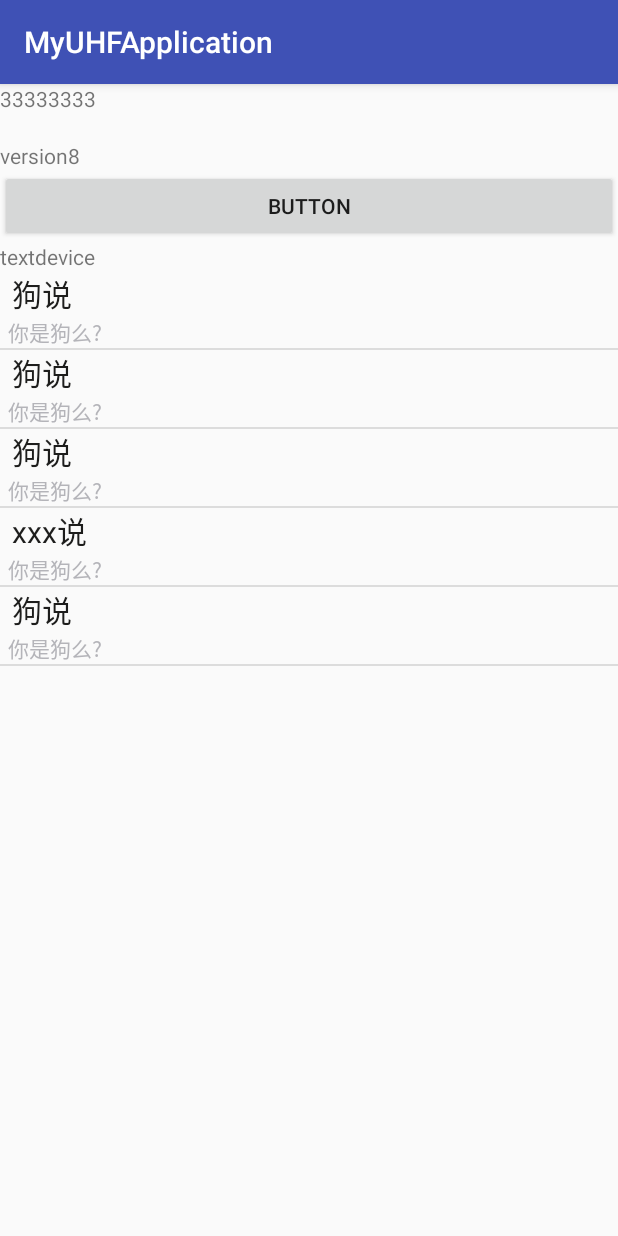
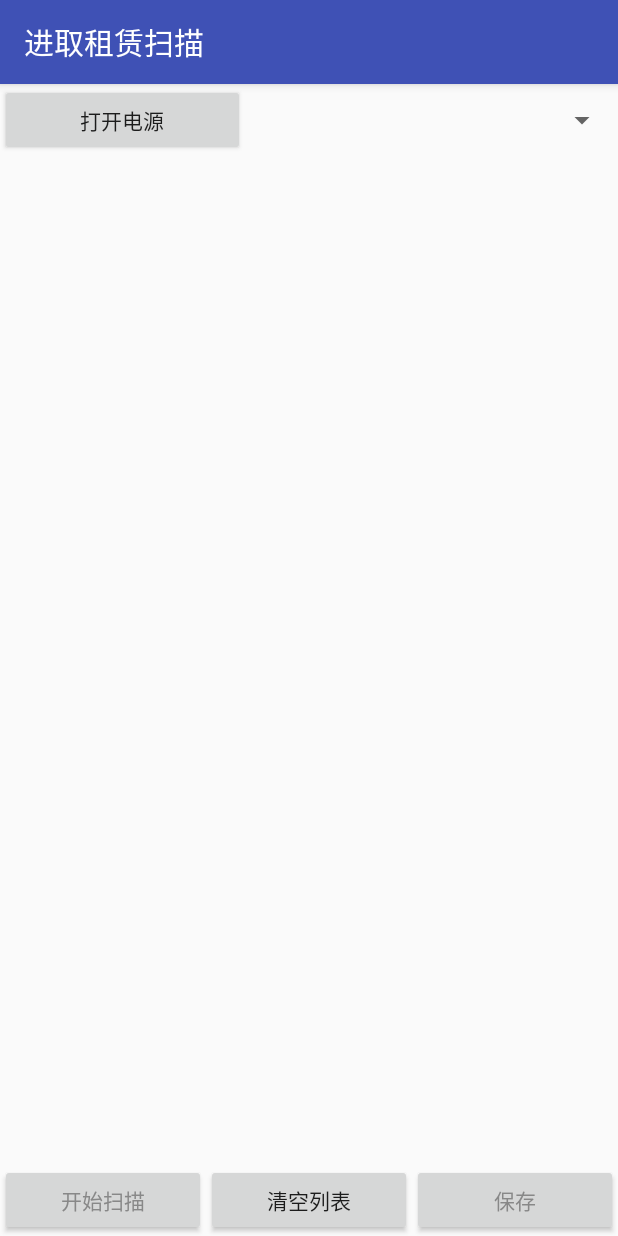
Before and after one commit to kyojujor/testandroidscan, an Android app: the screen it shows after launch (MainActivity), on a phone screen of 412 x 824 dp. Run offline under Robolectric (Android 15) with nearby library versions, the phone set to English and light mode, and no system bars; 4 statements that could not run were skipped.

Commit message:
初版可扫描版本

```diff
--- a/app/src/main/AndroidManifest.xml
+++ b/app/src/main/AndroidManifest.xml
@@ -9,7 +9,7 @@
         android:roundIcon="@mipmap/ic_launcher_round"
         android:supportsRtl="true"
         android:theme="@style/AppTheme">
-        <activity android:name=".MainActivity">
+        <activity android:name="com.jinqu.kyojujor.myuhfapplication.MainActivity">
             <intent-filter>
                 <action android:name="android.intent.action.MAIN" />
 
--- /dev/null
+++ b/app/src/main/java/com/jinqu/Helper/CommonHelper.java
@@ -0,0 +1,16 @@
+package com.jinqu.Helper;
+
+import android.graphics.Color;
+import android.widget.Button;
+
+public class CommonHelper {
+    //设置按钮是否可用
+    public static void setButtonClickable(Button button, boolean flag){
+        button.setClickable(flag);
+        if(flag){
+            button.setTextColor(Color.BLACK);
+        }else{
+            button.setTextColor(Color.GRAY);
+        }
+    }
+}
--- a/app/src/main/java/com/xxx/kyojujor/myuhfapplication/LabelAdapter.java
+++ b/app/src/main/java/com/jinqu/kyojujor/myuhfapplication/LabelAdapter.java
@@ -1,4 +1,4 @@
-package com.xxx.kyojujor.myuhfapplication;
+package com.jinqu.kyojujor.myuhfapplication;
 
 import android.content.Context;
 import android.view.LayoutInflater;
@@ -7,14 +7,17 @@ import android.view.ViewGroup;
 import android.widget.BaseAdapter;
 import android.widget.TextView;
 
+import com.jinqu.model.EPCmodel;
+import com.xxx.kyojujor.myuhfapplication.R;
+
 import java.util.List;
 
 public class LabelAdapter extends BaseAdapter {
 
-    private List<LabelModel> mData;
+    private List<EPCmodel> mData;
     private Context mContext;
 
-    public LabelAdapter(List<LabelModel> mData, Context mContext)
+    public LabelAdapter(List<EPCmodel> mData, Context mContext)
     {
         this.mData = mData;
         this.mContext = mContext;
@@ -45,8 +48,8 @@ public class LabelAdapter extends BaseAdapter {
         TextView txt_epcname = (TextView) convertView.findViewById(R.id.epcname);
         TextView txt_count = (TextView) convertView.findViewById(R.id.count);
 
-        txt_epcname.setText(mData.get(position).getEpcName());
-        txt_count.setText(mData.get(position).getCount());
+        txt_epcname.setText(mData.get(position).getEpc());
+        txt_count.setText(mData.get(position).getCount()+"");
         return convertView;
     }
 }
--- a/app/src/main/java/com/xxx/kyojujor/myuhfapplication/LabelModel.java
+++ b/app/src/main/java/com/jinqu/kyojujor/myuhfapplication/LabelModel.java
@@ -1,4 +1,4 @@
-package com.xxx.kyojujor.myuhfapplication;
+package com.jinqu.kyojujor.myuhfapplication;
 
 public class LabelModel {
     private String EpcName;
--- /dev/null
+++ b/app/src/main/java/com/jinqu/kyojujor/myuhfapplication/MainActivity.java
@@ -0,0 +1,247 @@
+package com.jinqu.kyojujor.myuhfapplication;
+
+import android.content.Context;
+import android.content.SharedPreferences;
+import android.support.v7.app.AppCompatActivity;
+import android.os.Bundle;
+import android.util.Log;
+import android.view.View;
+import android.widget.Button;
+import android.widget.ListView;
+import android.widget.Spinner;
+import android.widget.Toast;
+
+import com.jinqu.Helper.CommonHelper;
+import com.jinqu.model.EPCmodel;
+import com.magicrf.uhfreaderlib.reader.Tools;
+import com.magicrf.uhfreaderlib.reader.UhfReader;
+import com.xxx.kyojujor.myuhfapplication.R;
+import com.jinqu.uhfreader.UhfReaderDevice;
+
+import java.io.File;
+import java.io.FileWriter;
+import java.io.IOException;
+import java.util.ArrayList;
+import java.util.List;
+
+public class MainActivity extends AppCompatActivity {
+
+    private List<EPCmodel> mData = null;
+    private Context mContext;
+    private LabelAdapter mAdapter = null;
+    private boolean runflag = true;
+    private boolean startflag = false;
+
+
+    private Button c_btn_power;
+    private Button c_btn_startScan;
+    private Button c_btn_clear;
+    private Button c_btn_save;
+    private ListView c_epc_list;
+    private Spinner c_spi_batch;
+
+    private UhfReader reader; //超高频读写器
+    private UhfReaderDevice readerDevice; // 读写器设备，抓哟操作读写器电源
+
+    @Override
+    protected void onCreate(Bundle savedInstanceState) {
+        super.onCreate(savedInstanceState);
+        setContentView(R.layout.activity_main);
+        initView();
+        initReader();
+
+        Log.d("debugOnCreate", "all init");
+        Thread thread = new InventoryThread();
+        thread.start();
+
+//        for (int i = 0; i < 60; i++) {
+//            if (i % 2 == 0)
+//                AddtoEpclist("abcd" + i);
+//            else
+//                AddtoEpclist("zxc");
+//        }
+
+    }
+
+    /**
+     * 初始化所有控件
+     */
+    private void initView() {
+        onclickClass cl = new onclickClass();
+
+        c_btn_clear = findViewById(R.id.btn_clear);
+        c_btn_power = findViewById(R.id.btn_power);
+        c_btn_power.setOnClickListener(cl);
+        c_btn_save = findViewById(R.id.btn_save);
+        c_btn_startScan = findViewById(R.id.btn_startScan);
+        c_btn_startScan.setOnClickListener(cl);
+
+        c_spi_batch = findViewById(R.id.spin_batch);
+        c_epc_list = findViewById(R.id.epc_list);
+
+        mContext = MainActivity.this;
+        mData = new ArrayList<>();
+    }
+
+    //初始化读写器及读写器电源
+    private void initReader() {
+        SharedPreferences sharedPortPath = getSharedPreferences("portPath", 0);
+        String serialPortPath = sharedPortPath.getString("portPath", "/dev/ttyS2");
+        UhfReader.setPortPath(serialPortPath);
+        reader = UhfReader.getInstance();
+        //获取读写器设备示例，若返回null，则设备电源打开失败
+        readerDevice = UhfReaderDevice.getInstance();
+
+        if (reader == null || readerDevice == null) {
+            Log.e("READER", "读写器及电源至少一个无法打开");
+            CommonHelper.setButtonClickable(c_btn_startScan, false);
+            CommonHelper.setButtonClickable(c_btn_save, false);
+            return;
+        }
+
+        try {
+            Thread.sleep(100);
+        } catch (InterruptedException e) {
+            // TODO Auto-generated catch block
+            e.printStackTrace();
+        }
+        //获取用户设置功率,并设置
+        SharedPreferences shared = getSharedPreferences("power", 0);
+        int value = shared.getInt("value", 26);
+        Log.d("", "value" + value);
+        reader.setOutputPower(value);
+    }
+
+
+    /**
+     * 盘存线程
+     */
+    class InventoryThread extends Thread {
+
+        private List<byte[]> epcList;
+
+        @Override
+        public void run() {
+            super.run();
+
+            while (runflag)
+                if (startflag) {
+                    {
+                        Log.v("xxx", "aaabvbb");
+                        epcList = reader.inventoryRealTime(); //实时盘存
+                        if (epcList != null && !epcList.isEmpty()) {
+                            Log.v("zzz", "epclist.size=" + epcList.size());
+                            for (byte[] epc : epcList) {
+                                if (epc != null) {
+                                    String epcStr = Tools.Bytes2HexString(epc, epc.length);
+                                    AddtoEpclist(epcStr);
+                                }
+                            }
+                        }
+                        epcList = null;
+                        try {
+                            Thread.sleep(40);
+                        } catch (InterruptedException e) {
+                            // TODO Auto-generated catch block
+                            e.printStackTrace();
+                        }
+                    }
+                }
+        }
+
+    }
+
+    @Override
+    protected void onDestroy() {
+//        if (screenReceiver != null) {
+//            unregisterReceiver(screenReceiver);
+//        }
+        runflag = false;
+        if (reader != null) {
+            reader.close();
+        }
+        if (readerDevice != null) {
+            readerDevice.powerOff();
+        }
+        super.onDestroy();
+    }
+
+    @Override
+    protected void onResume() {
+        super.onResume();
+
+    }
+
+    ///添加数据至EPCLIST
+    public void AddtoEpclist(final String epc_code) {
+        if (epc_code.isEmpty())
+            return;
+
+        if (mData == null)
+            mData = new ArrayList<>();
+
+        runOnUiThread(new Runnable() {
+            @Override
+            public void run() {
+                boolean flag = false;
+                for (EPCmodel epcitem : mData) {
+                    //之前存在epc
+                    if ( epc_code.equals(epcitem.getEpc())) {
+                        epcitem.setCount(epcitem.getCount() + 1);
+                        flag = true;
+                        break;
+                    }
+                }
+                if (!flag) {
+                    //list中不存在此epc
+                    mData.add(new EPCmodel(epc_code, 1));
+                }
+                mAdapter = new LabelAdapter(mData, mContext);
+                c_epc_list.setAdapter(mAdapter);
+            }
+        });
+
+
+    }
+
+    class onclickClass implements View.OnClickListener {
+        @Override
+        public void onClick(View v) {
+            switch (v.getId()) {
+                case R.id.btn_power:
+                    runflag = true;
+                    Toast toast = Toast.makeText(getApplicationContext(), "power open", Toast.LENGTH_SHORT);
+                    toast.show();
+                    break;
+                case R.id.btn_startScan:
+                    startflag = !startflag;
+                    String tostr = "";
+                    FileWriter localFileWriterOn = null;
+                    try {
+                        localFileWriterOn = new FileWriter(new File(
+                                "/proc/gpiocontrol/set_uhf"));
+                        if(startflag)
+                        {
+                            localFileWriterOn.write("1");
+                            c_btn_startScan.setText("关闭扫描");
+                            tostr = "scan open";
+                        }else
+                        {
+                            localFileWriterOn.write("0");
+                            c_btn_startScan.setText("开始扫描");
+                            tostr = "scan close";
+
+                        }
+                        localFileWriterOn.close();
+                    } catch (IOException e) {
+                        e.printStackTrace();
+                    }
+                    Toast t2 = Toast.makeText(getApplicationContext(), tostr, Toast.LENGTH_SHORT);
+                    t2.show();
+                    break;
+            }
+        }
+    }
+
+
+}
--- a/app/src/main/java/com/xxx/uhfreader/ScreenStateReceiver.java
+++ b/app/src/main/java/com/jinqu/uhfreader/ScreenStateReceiver.java
@@ -1,4 +1,4 @@
-package com.xxx.uhfreader;
+package com.jinqu.uhfreader;
 
 import com.magicrf.uhfreaderlib.reader.UhfReader;
 
--- a/app/src/main/java/com/xxx/uhfreader/UhfReaderDevice.java
+++ b/app/src/main/java/com/jinqu/uhfreader/UhfReaderDevice.java
@@ -1,4 +1,4 @@
-package com.xxx.uhfreader;
+package com.jinqu.uhfreader;
 
 import com.android.hdhe.uhf.reader.SerialPort;
 
--- a/app/src/main/java/com/xxx/kyojujor/myuhfapplication/MainActivity.java
+++ /dev/null
@@ -1,107 +0,0 @@
-package com.xxx.kyojujor.myuhfapplication;
-
-import android.content.Context;
-import android.content.SharedPreferences;
-import android.support.v7.app.AppCompatActivity;
-import android.os.Bundle;
-import android.view.View;
-import android.widget.Button;
-import android.widget.ListView;
-import android.widget.TextView;
-
-import com.magicrf.uhfreaderlib.reader.UhfReader;
-import com.xxx.uhfreader.UhfReaderDevice;
-
-import java.util.ArrayList;
-import java.util.List;
-
-public class MainActivity extends AppCompatActivity {
-
-    private List<LabelModel> mData = null;
-    private Context mContext;
-    private LabelAdapter mAdapter = null;
-    private ListView list_epc;
-    private boolean flag = true;
-
-    private UhfReader reader; //超高频读写器
-    private UhfReaderDevice readerDevice; // 读写器设备，抓哟操作读写器电源
-
-    @Override
-    protected void onCreate(Bundle savedInstanceState) {
-        super.onCreate(savedInstanceState);
-        setContentView(R.layout.activity_main);
-
-        mContext = MainActivity.this;
-        list_epc = findViewById(R.id.epc_list);
-
-        mData = new ArrayList<>();
-        mData.add(new LabelModel("狗说", "你是狗么?"));
-        mData.add(new LabelModel("狗说", "你是狗么?"));
-        mData.add(new LabelModel("狗说", "你是狗么?"));
-        mData.add(new LabelModel("xxx说", "你是狗么?"));
-        mData.add(new LabelModel("狗说", "你是狗么?"));
-//        mData.add(new Animal("牛说", "你是牛么?", R.mipmap.ic_icon_cow));
-//        mData.add(new Animal("鸭说", "你是鸭么?", R.mipmap.ic_icon_duck));
-//        mData.add(new Animal("鱼说", "你是鱼么?", R.mipmap.ic_icon_fish));
-//        mData.add(new Animal("马说", "你是马么?", R.mipmap.ic_icon_horse));
-        mAdapter = new LabelAdapter(mData, mContext);
-        list_epc.setAdapter(mAdapter);
-
-        SharedPreferences sharedPortPath = getSharedPreferences("portPath", 0);
-        String serialPortPath = sharedPortPath.getString("portPath", "/dev/ttyS2");
-        UhfReader.setPortPath(serialPortPath);
-        reader = UhfReader.getInstance();
-
-        TextView text = findViewById(R.id.textView);
-        if (reader != null)
-            text.setText(reader.toString());
-        else
-            text.setText("33333333");
-
-        Button btn = findViewById(R.id.button);
-        btn.setOnClickListener(new View.OnClickListener() {
-            @Override
-            public void onClick(View v) {
-                TextView textdevice = findViewById(R.id.textdevice);
-                int i = 0;
-                try{
-                    readerDevice = UhfReaderDevice.getInstance();
-                }catch (Exception e)
-                {
-//                    TextView textdevice = findViewById(R.id.textdevice);
-//                    textdevice.setText(e.toString());
-                }
-//                while (flag) {
-//                    textdevice.setText("chushi"+i);
-//                    List<byte[]> ret = reader.inventoryRealTime();
-//                    if (ret != null && !ret.isEmpty()) {
-//                        textdevice.setText(ret.toString());
-//                        flag = false;
-//                    } else {
-//                        i++;
-//                        textdevice.setText("mao_dou_mei_you"+i);
-//                    }
-//                    try {
-//                        Thread.currentThread().sleep(3000);
-//                    } catch (InterruptedException e) {
-//                        e.printStackTrace();
-//                    }
-//                }
-            }
-        });
-
-//        //获取读写器设备示例，若返回null，则设备电源打开失败
-//        try{
-//            readerDevice = UhfReaderDevice.getInstance();
-//
-//        }catch (Exception e)
-//        {
-//            text.setText(e.toString());
-//        }
-
-//        if (readerDevice != null)
-//            text.setText(reader.toString());
-//        else
-//            text.setText("444444444");
-    }
-}
--- a/app/src/main/res/layout/activity_main.xml
+++ b/app/src/main/res/layout/activity_main.xml
@@ -1,39 +1,65 @@
 <?xml version="1.0" encoding="utf-8"?>
 <LinearLayout xmlns:android="http://schemas.android.com/apk/res/android"
+    android:id="@+id/all1"
     android:layout_width="match_parent"
     android:layout_height="match_parent"
-    android:orientation="vertical"
-    android:gravity="center">
-
-    <TextView
-        android:id="@+id/textView"
-        android:layout_width="match_parent"
-        android:layout_height="38dp"
-        android:text="11111" />
-
-    <TextView
-        android:id="@+id/version"
+    android:orientation="vertical">
+    <LinearLayout
+        android:id="@+id/all2"
         android:layout_width="match_parent"
         android:layout_height="wrap_content"
-        android:text="version8" />
+        android:orientation="horizontal">
 
-    <Button
-        android:id="@+id/button"
-        android:layout_width="match_parent"
-        android:layout_height="wrap_content"
-        android:text="Button" />
+        <Button
+            android:id="@+id/btn_power"
+            android:layout_width="326dp"
+            android:layout_height="wrap_content"
+            android:layout_weight="1"
+            android:text="打开电源" />
 
-    <TextView
-        android:id="@+id/textdevice"
-        android:layout_width="match_parent"
-        android:layout_height="wrap_content"
-        android:text="textdevice" />
+        <Spinner
+            android:id="@+id/spin_batch"
+            android:layout_width="match_parent"
+            android:layout_height="match_parent"
+            android:layout_weight="1" />
+
+    </LinearLayout>
 
     <ListView
         android:id="@+id/epc_list"
         android:layout_width="match_parent"
-        android:layout_height="match_parent">
-        <!-- 定义一个竖直方向的LinearLayout,把QQ呢称与说说的文本框设置出来 -->
+        android:layout_height="0dp"
+        android:layout_weight="1"
+        android:stackFromBottom="true"
+        android:transcriptMode="alwaysScroll">
+    </ListView>
 
-    </ListView>
+    <LinearLayout
+        android:layout_width="match_parent"
+        android:layout_height="wrap_content"
+        android:orientation="horizontal">
+        <Button
+            android:id="@+id/btn_startScan"
+            android:layout_width="wrap_content"
+            android:layout_height="wrap_content"
+            android:layout_weight="1"
+            android:text="开始扫描" />
+
+        <Button
+            android:id="@+id/btn_clear"
+            android:layout_width="wrap_content"
+            android:layout_height="wrap_content"
+            android:layout_weight="1"
+            android:elevation="0dp"
+            android:text="清空列表" />
+
+        <Button
+            android:id="@+id/btn_save"
+            android:layout_width="wrap_content"
+            android:layout_height="wrap_content"
+            android:layout_weight="1"
+            android:text="保存" />
+    </LinearLayout>
+
+
 </LinearLayout>
--- a/app/src/main/res/values/strings.xml
+++ b/app/src/main/res/values/strings.xml
@@ -1,3 +1,3 @@
 <resources>
-    <string name="app_name">MyUHFApplication</string>
+    <string name="app_name">进取租赁扫描</string>
 </resources>
```
Also changed, not shown: app/src/main/java/com/jinqu/model/EPCmodel.java (added, +57 -0 lines).
